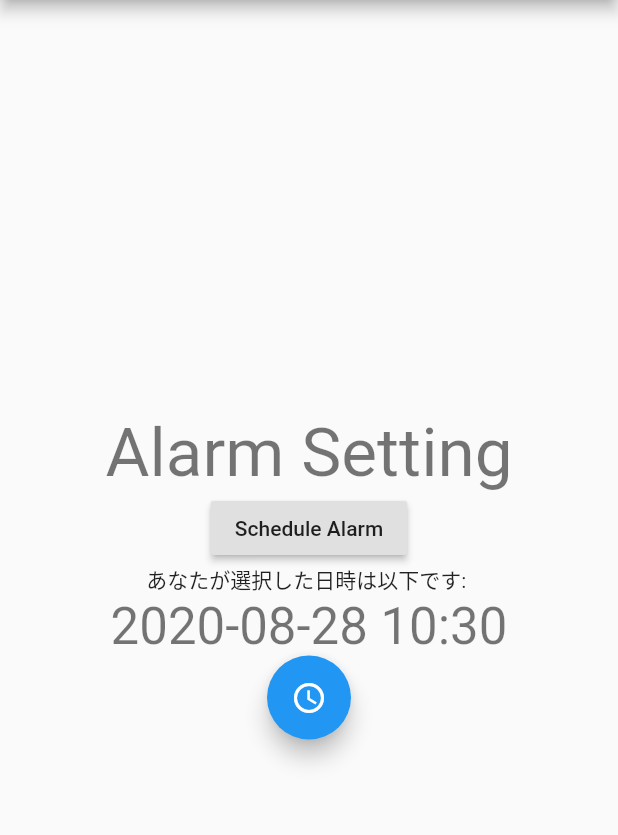
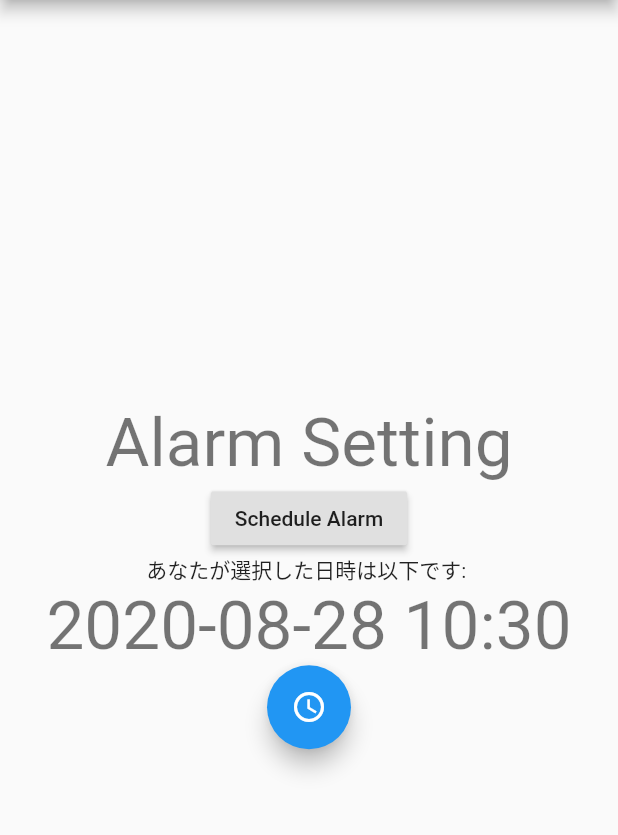
Before and after one commit to kyutech-programming-club/wake-stand-strech, a Flutter app: the screen it shows after launch, on a phone screen of 412 x 824 dp, the part 84-919 px from its top. Run offline on Flutter 3.47's test engine with Material 2 defaults, Android fonts, the phone set to English and light mode, and no system bars; our stand-ins replace audioplayers, camera, flutter_datetime_picker, shared_preferences; missing offline and left inert: android_alarm_manager, tflite.

Commit message:
Change display1 to headline3

```diff
--- a/lib/SetAlarmHome.dart
+++ b/lib/SetAlarmHome.dart
@@ -80,7 +80,7 @@ class _SetAlarmHomeState extends State<SetAlarmHome> {
               // フォーマッターを使用して指定したフォーマットで日時を表示
               // format()に渡すのはDate型の値で、String型で返される
               formatter.format(_myDateTime),
-              style: Theme.of(context).textTheme.display1,
+              style: Theme.of(context).textTheme.headline3,
             ),
             FloatingActionButton(
               onPressed: () {
@@ -89,7 +89,7 @@ class _SetAlarmHomeState extends State<SetAlarmHome> {
                   showTitleActions: true,
                   // onChanged内の処理はDatepickerの選択に応じて毎回呼び出される
                   onChanged: (date) {
-//                     print('change $date');
+                  //   print('change $date');
                   },
                   // onConfirm内の処理はDatepickerで選択完了後に呼び出される
                   onConfirm: (date) {
```
